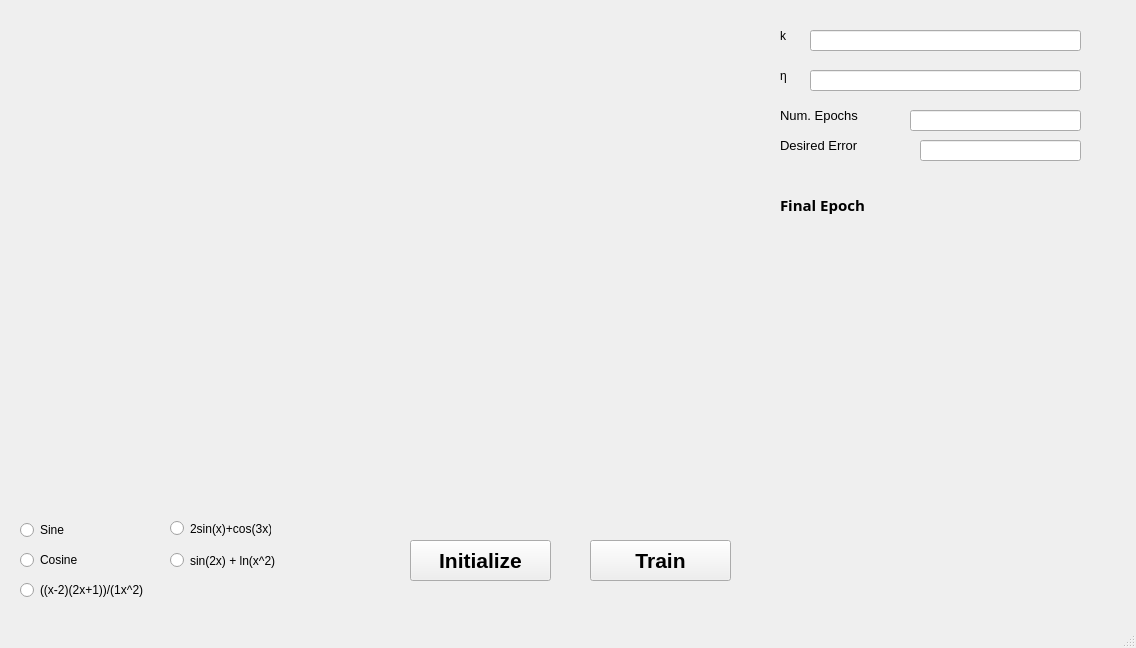
Before: the Qt Designer form src/ui/mainwindow.ui in jluiscg/Qt-RBF-function-approximation, drawn with Qt 5.
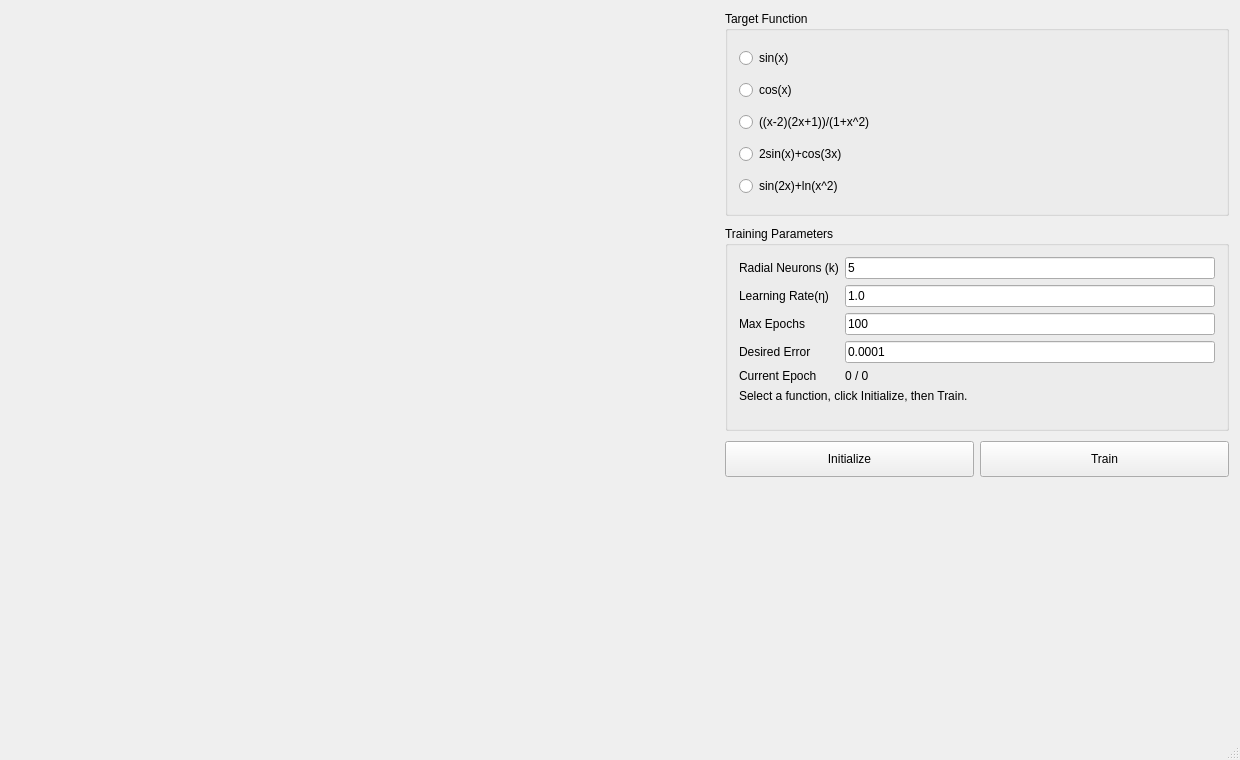
After: the same form once the commit is applied.

Commit message: refactor: update UI elements for improved clarity and functionality. Added responsive layout

What changed in the file:
```diff
--- a/src/ui/mainwindow.ui
+++ b/src/ui/mainwindow.ui
@@ -6,308 +6,250 @@
    <rect>
     <x>0</x>
     <y>0</y>
-    <width>1136</width>
-    <height>648</height>
+    <width>1240</width>
+    <height>760</height>
    </rect>
   </property>
   <property name="windowTitle">
    <string>RBF Function Approximation</string>
   </property>
   <widget class="QWidget" name="centralWidget">
-   <widget class="QLabel" name="lblLearningRate">
-    <property name="geometry">
-     <rect>
-      <x>780</x>
-      <y>60</y>
-      <width>41</width>
-      <height>31</height>
-     </rect>
+   <layout class="QHBoxLayout" name="horizontalLayoutMain">
+    <property name="spacing">
+     <number>14</number>
     </property>
-    <property name="styleSheet">
-     <string notr="true">font: 87 16pt &quot;Arial Black&quot;;</string>
-    </property>
-    <property name="text">
-     <string>η</string>
-    </property>
-   </widget>
-    <widget class="QLabel" name="lblNumEpochs">
-    <property name="geometry">
-     <rect>
-      <x>780</x>
-      <y>100</y>
-      <width>131</width>
-      <height>31</height>
-     </rect>
-    </property>
-    <property name="styleSheet">
-     <string notr="true">font: 87 16pt &quot;Arial Black&quot;;</string>
-    </property>
-    <property name="text">
-    <string>&lt;html&gt;&lt;head/&gt;&lt;body&gt;&lt;p&gt;&lt;span style=&quot; font-size:10pt;&quot;&gt;Num. Epochs&lt;/span&gt;&lt;/p&gt;&lt;/body&gt;&lt;/html&gt;</string>
-    </property>
-   </widget>
-   <widget class="QLineEdit" name="lineLearning">
-    <property name="geometry">
-     <rect>
-      <x>810</x>
-      <y>70</y>
-      <width>271</width>
-      <height>21</height>
-     </rect>
-    </property>
-   </widget>
-    <widget class="QLineEdit" name="lineEpochs">
-    <property name="geometry">
-     <rect>
-      <x>910</x>
-      <y>110</y>
-      <width>171</width>
-      <height>21</height>
-     </rect>
-    </property>
-   </widget>
-    <widget class="QLabel" name="lblCurrentEpoch">
-    <property name="geometry">
-     <rect>
-      <x>950</x>
-      <y>190</y>
-      <width>41</width>
-      <height>20</height>
-     </rect>
-    </property>
-    <property name="text">
-     <string/>
-    </property>
-   </widget>
-    <widget class="QPushButton" name="btnTrain">
-    <property name="geometry">
-     <rect>
-      <x>590</x>
-      <y>540</y>
-      <width>141</width>
-      <height>41</height>
-     </rect>
-    </property>
-    <property name="font">
-     <font>
-      <family>Arial</family>
-      <pointsize>16</pointsize>
-      <weight>75</weight>
-      <bold>true</bold>
-     </font>
-    </property>
-    <property name="text">
-    <string>Train</string>
-    </property>
-   </widget>
-   <widget class="QWidget" name="widget" native="true">
-    <property name="geometry">
-     <rect>
-      <x>10</x>
-      <y>20</y>
-      <width>751</width>
-      <height>231</height>
-     </rect>
-    </property>
-   </widget>
-    <widget class="QLabel" name="lblFinalEpoch">
-    <property name="geometry">
-     <rect>
-      <x>780</x>
-      <y>190</y>
-      <width>161</width>
-      <height>31</height>
-     </rect>
-    </property>
-    <property name="font">
-     <font>
-      <family>Arial Black</family>
-      <weight>75</weight>
-      <bold>true</bold>
-     </font>
-    </property>
-    <property name="text">
-    <string>&lt;html&gt;&lt;head/&gt;&lt;body&gt;&lt;p&gt;&lt;span style=&quot; font-size:11pt;&quot;&gt;Final Epoch&lt;/span&gt;&lt;/p&gt;&lt;/body&gt;&lt;/html&gt;</string>
-    </property>
-   </widget>
-    <widget class="QLabel" name="lblFound">
-    <property name="geometry">
-     <rect>
-      <x>780</x>
-      <y>210</y>
-      <width>161</width>
-      <height>20</height>
-     </rect>
-    </property>
-    <property name="font">
-     <font>
-      <family>Arial Black</family>
-      <weight>75</weight>
-      <bold>true</bold>
-     </font>
-    </property>
-    <property name="text">
-     <string/>
-    </property>
-   </widget>
-    <widget class="QLineEdit" name="lineDesiredError">
-    <property name="geometry">
-     <rect>
-      <x>920</x>
-      <y>140</y>
-      <width>161</width>
-      <height>21</height>
-     </rect>
-    </property>
-   </widget>
-    <widget class="QLabel" name="lblDesiredError">
-    <property name="geometry">
-     <rect>
-      <x>780</x>
-      <y>130</y>
-      <width>141</width>
-      <height>31</height>
-     </rect>
-    </property>
-    <property name="styleSheet">
-     <string notr="true">font: 87 16pt &quot;Arial Black&quot;;</string>
-    </property>
-    <property name="text">
-    <string>&lt;html&gt;&lt;head/&gt;&lt;body&gt;&lt;p&gt;&lt;span style=&quot; font-size:10pt;&quot;&gt;Desired Error&lt;/span&gt;&lt;/p&gt;&lt;/body&gt;&lt;/html&gt;</string>
-    </property>
-   </widget>
-    <widget class="QRadioButton" name="rbSine">
-    <property name="geometry">
-     <rect>
-      <x>20</x>
-      <y>520</y>
-      <width>95</width>
-      <height>20</height>
-     </rect>
-    </property>
-    <property name="text">
-    <string>Sine</string>
-    </property>
-   </widget>
-    <widget class="QRadioButton" name="rbCosine">
-    <property name="geometry">
-     <rect>
-      <x>20</x>
-      <y>550</y>
-      <width>95</width>
-      <height>20</height>
-     </rect>
-    </property>
-    <property name="text">
-    <string>Cosine</string>
-    </property>
-   </widget>
-    <widget class="QRadioButton" name="rbFunction3">
-    <property name="geometry">
-     <rect>
-      <x>20</x>
-      <y>580</y>
-      <width>141</width>
-      <height>20</height>
-     </rect>
-    </property>
-    <property name="text">
-     <string>((x-2)(2x+1))/(1x^2)</string>
-    </property>
-   </widget>
-   <widget class="QLabel" name="lblK">
-    <property name="geometry">
-     <rect>
-      <x>780</x>
-      <y>20</y>
-      <width>41</width>
-      <height>31</height>
-     </rect>
-    </property>
-    <property name="styleSheet">
-     <string notr="true">font: 87 16pt &quot;Arial Black&quot;;</string>
-    </property>
-    <property name="text">
-     <string>k</string>
-    </property>
-   </widget>
-   <widget class="QLineEdit" name="lineK">
-    <property name="geometry">
-     <rect>
-      <x>810</x>
-      <y>30</y>
-      <width>271</width>
-      <height>21</height>
-     </rect>
-    </property>
-   </widget>
-    <widget class="QPushButton" name="btnInitialize">
-    <property name="geometry">
-     <rect>
-      <x>410</x>
-      <y>540</y>
-      <width>141</width>
-      <height>41</height>
-     </rect>
-    </property>
-    <property name="font">
-     <font>
-      <family>Arial</family>
-      <pointsize>16</pointsize>
-      <weight>75</weight>
-      <bold>true</bold>
-     </font>
-    </property>
-    <property name="text">
-    <string>Initialize</string>
-    </property>
-   </widget>
-    <widget class="QWidget" name="widgetGaussians" native="true">
-    <property name="geometry">
-     <rect>
-      <x>10</x>
-      <y>270</y>
-      <width>751</width>
-      <height>231</height>
-     </rect>
-    </property>
-   </widget>
-   <widget class="QWidget" name="widget_error" native="true">
-    <property name="geometry">
-     <rect>
-      <x>780</x>
-      <y>270</y>
-      <width>331</width>
-      <height>231</height>
-     </rect>
-    </property>
-   </widget>
-    <widget class="QRadioButton" name="rbFunction4">
-    <property name="geometry">
-     <rect>
-      <x>170</x>
-      <y>520</y>
-      <width>101</width>
-      <height>17</height>
-     </rect>
-    </property>
-    <property name="text">
-     <string>2sin(x)+cos(3x)</string>
-    </property>
-   </widget>
-    <widget class="QRadioButton" name="rbFunction5">
-    <property name="geometry">
-     <rect>
-      <x>170</x>
-      <y>550</y>
-      <width>211</width>
-      <height>21</height>
-     </rect>
-    </property>
-    <property name="text">
-     <string>sin(2x) + ln(x^2)</string>
-    </property>
-   </widget>
+    <item>
+     <layout class="QVBoxLayout" name="verticalLayoutCharts">
+      <property name="spacing">
+       <number>12</number>
+      </property>
+      <item>
+       <widget class="QWidget" name="widget" native="true">
+        <property name="minimumSize">
+         <size>
+          <width>700</width>
+          <height>260</height>
+         </size>
+        </property>
+       </widget>
+      </item>
+      <item>
+       <widget class="QWidget" name="widgetGaussians" native="true">
+        <property name="minimumSize">
+         <size>
+          <width>700</width>
+          <height>260</height>
+         </size>
+        </property>
+       </widget>
+      </item>
+     </layout>
+    </item>
+    <item>
+     <layout class="QVBoxLayout" name="verticalLayoutControls">
+      <property name="spacing">
+       <number>10</number>
+      </property>
+      <item>
+       <widget class="QGroupBox" name="groupFunctions">
+        <property name="title">
+         <string>Target Function</string>
+        </property>
+        <layout class="QVBoxLayout" name="verticalLayoutFunctions">
+         <item>
+          <widget class="QRadioButton" name="rbSine">
+           <property name="text">
+            <string>sin(x)</string>
+           </property>
+          </widget>
+         </item>
+         <item>
+          <widget class="QRadioButton" name="rbCosine">
+           <property name="text">
+            <string>cos(x)</string>
+           </property>
+          </widget>
+         </item>
+         <item>
+          <widget class="QRadioButton" name="rbFunction3">
+           <property name="text">
+            <string>((x-2)(2x+1))/(1+x^2)</string>
+           </property>
+          </widget>
+         </item>
+         <item>
+          <widget class="QRadioButton" name="rbFunction4">
+           <property name="text">
+            <string>2sin(x)+cos(3x)</string>
+           </property>
+          </widget>
+         </item>
+         <item>
+          <widget class="QRadioButton" name="rbFunction5">
+           <property name="text">
+            <string>sin(2x)+ln(x^2)</string>
+           </property>
+          </widget>
+         </item>
+        </layout>
+       </widget>
+      </item>
+      <item>
+       <widget class="QGroupBox" name="groupParameters">
+        <property name="title">
+         <string>Training Parameters</string>
+        </property>
+        <layout class="QFormLayout" name="formLayoutParameters">
+         <item row="0" column="0">
+          <widget class="QLabel" name="lblK">
+           <property name="text">
+            <string>Radial Neurons (k)</string>
+           </property>
+          </widget>
+         </item>
+         <item row="0" column="1">
+          <widget class="QLineEdit" name="lineK">
+           <property name="text">
+            <string>5</string>
+           </property>
+           <property name="placeholderText">
+            <string>Example: 5</string>
+           </property>
+           <property name="toolTip">
+            <string>Number of Gaussian radial neurons in the hidden layer.</string>
+           </property>
+          </widget>
+         </item>
+         <item row="1" column="0">
+          <widget class="QLabel" name="lblLearningRate">
+           <property name="text">
+            <string>Learning Rate(η)</string>
+           </property>
+          </widget>
+         </item>
+         <item row="1" column="1">
+          <widget class="QLineEdit" name="lineLearning">
+           <property name="text">
+            <string>1.0</string>
+           </property>
+           <property name="placeholderText">
+            <string>Example: 1.0</string>
+           </property>
+           <property name="toolTip">
+            <string>Positive value controlling output-layer weight update size.</string>
+           </property>
+          </widget>
+         </item>
+         <item row="2" column="0">
+          <widget class="QLabel" name="lblNumEpochs">
+           <property name="text">
+            <string>Max Epochs</string>
+           </property>
+          </widget>
+         </item>
+         <item row="2" column="1">
+          <widget class="QLineEdit" name="lineEpochs">
+           <property name="text">
+            <string>100</string>
+           </property>
+           <property name="placeholderText">
+            <string>Example: 100</string>
+           </property>
+           <property name="toolTip">
+            <string>Maximum training iterations before stopping.</string>
+           </property>
+          </widget>
+         </item>
+         <item row="3" column="0">
+          <widget class="QLabel" name="lblDesiredError">
+           <property name="text">
+            <string>Desired Error</string>
+           </property>
+          </widget>
+         </item>
+         <item row="3" column="1">
+          <widget class="QLineEdit" name="lineDesiredError">
+           <property name="text">
+            <string>0.0001</string>
+           </property>
+           <property name="placeholderText">
+            <string>Example: 0.0001</string>
+           </property>
+           <property name="toolTip">
+            <string>Training stops once MSE is below this positive threshold.</string>
+           </property>
+          </widget>
+         </item>
+         <item row="4" column="0">
+          <widget class="QLabel" name="lblFinalEpoch">
+           <property name="text">
+            <string>Current Epoch</string>
+           </property>
+          </widget>
+         </item>
+         <item row="4" column="1">
+          <widget class="QLabel" name="lblCurrentEpoch">
+           <property name="text">
+            <string>0 / 0</string>
+           </property>
+          </widget>
+         </item>
+         <item row="5" column="0" colspan="2">
+          <widget class="QLabel" name="lblFound">
+           <property name="wordWrap">
+            <bool>true</bool>
+           </property>
+           <property name="text">
+            <string>Select a function, click Initialize, then Train.</string>
+           </property>
+          </widget>
+         </item>
+        </layout>
+       </widget>
+      </item>
+      <item>
+       <layout class="QHBoxLayout" name="horizontalLayoutActions">
+        <item>
+         <widget class="QPushButton" name="btnInitialize">
+          <property name="minimumSize">
+           <size>
+            <width>120</width>
+            <height>36</height>
+           </size>
+          </property>
+          <property name="text">
+           <string>Initialize</string>
+          </property>
+         </widget>
+        </item>
+        <item>
+         <widget class="QPushButton" name="btnTrain">
+          <property name="minimumSize">
+           <size>
+            <width>120</width>
+            <height>36</height>
+           </size>
+          </property>
+          <property name="text">
+           <string>Train</string>
+          </property>
+         </widget>
+        </item>
+       </layout>
+      </item>
+      <item>
+       <widget class="QWidget" name="widget_error" native="true">
+        <property name="minimumSize">
+         <size>
+          <width>360</width>
+          <height>240</height>
+         </size>
+        </property>
+       </widget>
+      </item>
+     </layout>
+    </item>
+   </layout>
   </widget>
   <widget class="QStatusBar" name="statusBar"/>
  </widget>
```
The commit also changes 1 other file.
